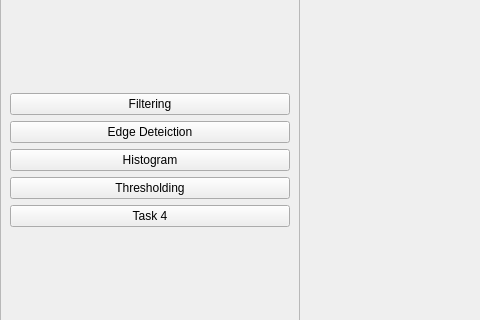
Old version of the form Task1/UI/mainwindow.ui in the repository SBME2025-ComputerVision/Task1_CV_CPP; both pictures show x 0 to 480 and y 158 to 478 of the 1449 by 615 pixel window.
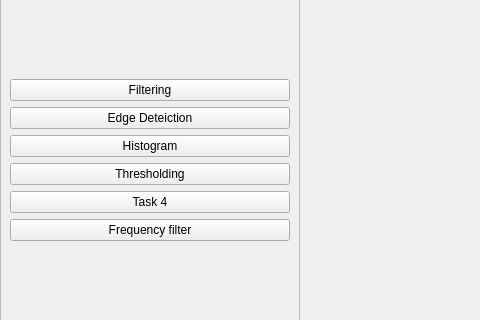
New version of the form.

Commit message:
Linked implementation of frequencyFilter
add frequency class header and source
add frequencywidget class UI
design frequency widget
fix MainWindow stackedwidget bug
link VIew to controller to Model

```diff
--- a/Task1/UI/mainwindow.ui
+++ b/Task1/UI/mainwindow.ui
@@ -106,6 +106,13 @@
          </property>
         </widget>
        </item>
+       <item>
+        <widget class="QPushButton" name="frequencyBtn">
+         <property name="text">
+          <string>Frequency filter</string>
+         </property>
+        </widget>
+       </item>
        <item>
         <spacer name="verticalSpacer">
          <property name="orientation">
```
The commit also changes 13 other files.
